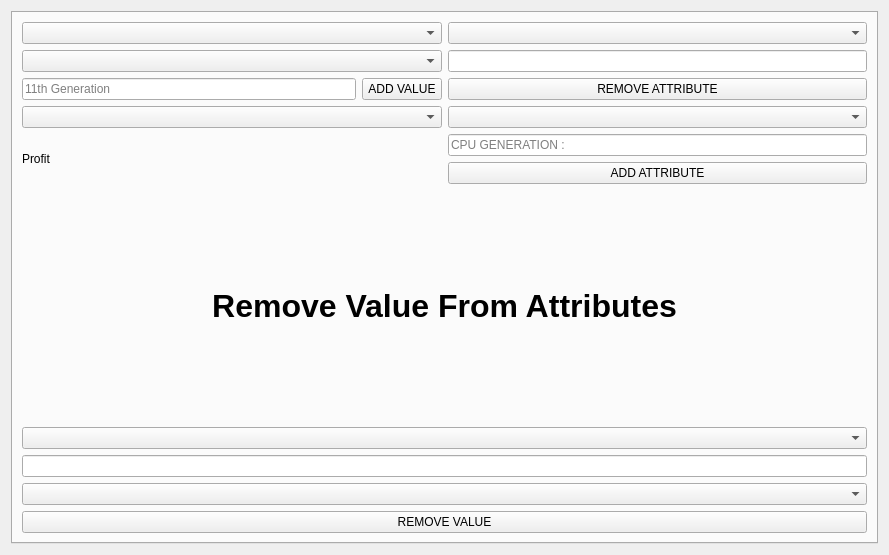
Above: widgets/home.ui from abdulroufsidhu/bms before the change. Below: the same form after it.
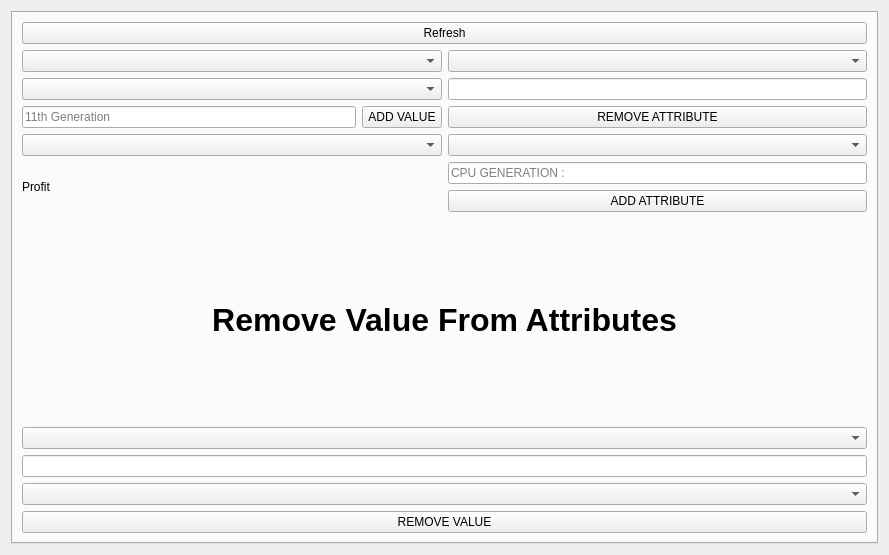
That is the form after the change.

What changed in the file:
```diff
--- a/widgets/home.ui
+++ b/widgets/home.ui
@@ -27,7 +27,69 @@
        <string>Tab 1</string>
       </attribute>
       <layout class="QGridLayout" name="gridLayout_2">
-       <item row="0" column="0">
+       <item row="3" column="0" colspan="2">
+        <layout class="QVBoxLayout" name="verticalLayout_3">
+         <item>
+          <widget class="QLabel" name="label_2">
+           <property name="font">
+            <font>
+             <pointsize>24</pointsize>
+             <weight>75</weight>
+             <bold>true</bold>
+            </font>
+           </property>
+           <property name="text">
+            <string>Remove Value From Attributes</string>
+           </property>
+           <property name="alignment">
+            <set>Qt::AlignCenter</set>
+           </property>
+          </widget>
+         </item>
+         <item>
+          <widget class="QComboBox" name="cb_attrib_remove_val"/>
+         </item>
+         <item>
+          <widget class="QLineEdit" name="le_attrib_remove_val"/>
+         </item>
+         <item>
+          <widget class="QComboBox" name="cb_branches_remove_attr_val"/>
+         </item>
+         <item>
+          <widget class="QPushButton" name="btn_attrib_remove_val">
+           <property name="text">
+            <string>REMOVE VALUE</string>
+           </property>
+          </widget>
+         </item>
+        </layout>
+       </item>
+       <item row="2" column="0">
+        <layout class="QVBoxLayout" name="verticalLayout_2">
+         <item>
+          <widget class="QComboBox" name="cb_branch_list"/>
+         </item>
+         <item>
+          <layout class="QHBoxLayout" name="horizontalLayout_3">
+           <item>
+            <widget class="QLabel" name="label">
+             <property name="text">
+              <string>Profit</string>
+             </property>
+            </widget>
+           </item>
+           <item>
+            <widget class="QLabel" name="label_profit">
+             <property name="text">
+              <string/>
+             </property>
+            </widget>
+           </item>
+          </layout>
+         </item>
+        </layout>
+       </item>
+       <item row="1" column="0">
         <layout class="QVBoxLayout" name="verticalLayout">
          <item>
           <widget class="QComboBox" name="cb_attrib_add_val"/>
@@ -55,7 +117,7 @@
          </item>
         </layout>
        </item>
-       <item row="0" column="1">
+       <item row="1" column="1">
         <layout class="QVBoxLayout" name="verticalLayout_4">
          <item>
           <widget class="QComboBox" name="cb_branches_remove_attr"/>
@@ -72,32 +134,7 @@
          </item>
         </layout>
        </item>
-       <item row="1" column="0">
-        <layout class="QVBoxLayout" name="verticalLayout_2">
-         <item>
-          <widget class="QComboBox" name="cb_branch_list"/>
-         </item>
-         <item>
-          <layout class="QHBoxLayout" name="horizontalLayout_3">
-           <item>
-            <widget class="QLabel" name="label">
-             <property name="text">
-              <string>Profit</string>
-             </property>
-            </widget>
-           </item>
-           <item>
-            <widget class="QLabel" name="label_profit">
-             <property name="text">
-              <string/>
-             </property>
-            </widget>
-           </item>
-          </layout>
-         </item>
-        </layout>
-       </item>
-       <item row="1" column="1">
+       <item row="2" column="1">
         <layout class="QVBoxLayout" name="verticalLayout_5">
          <item>
           <widget class="QComboBox" name="cb_branch_add_attribs"/>
@@ -121,42 +158,12 @@
          </item>
         </layout>
        </item>
-       <item row="2" column="0" colspan="2">
-        <layout class="QVBoxLayout" name="verticalLayout_3">
-         <item>
-          <widget class="QLabel" name="label_2">
-           <property name="font">
-            <font>
-             <pointsize>24</pointsize>
-             <weight>75</weight>
-             <bold>true</bold>
-            </font>
-           </property>
-           <property name="text">
-            <string>Remove Value From Attributes</string>
-           </property>
-           <property name="alignment">
-            <set>Qt::AlignCenter</set>
-           </property>
-          </widget>
-         </item>
-         <item>
-          <widget class="QComboBox" name="cb_attrib_remove_val"/>
-         </item>
-         <item>
-          <widget class="QLineEdit" name="le_attrib_remove_val"/>
-         </item>
-         <item>
-          <widget class="QComboBox" name="cb_branches_remove_attr_val"/>
-         </item>
-         <item>
-          <widget class="QPushButton" name="btn_attrib_remove_val">
-           <property name="text">
-            <string>REMOVE VALUE</string>
-           </property>
-          </widget>
-         </item>
-        </layout>
+       <item row="0" column="0" colspan="2">
+        <widget class="QPushButton" name="pushButton">
+         <property name="text">
+          <string>Refresh</string>
+         </property>
+        </widget>
        </item>
       </layout>
      </widget>
```
